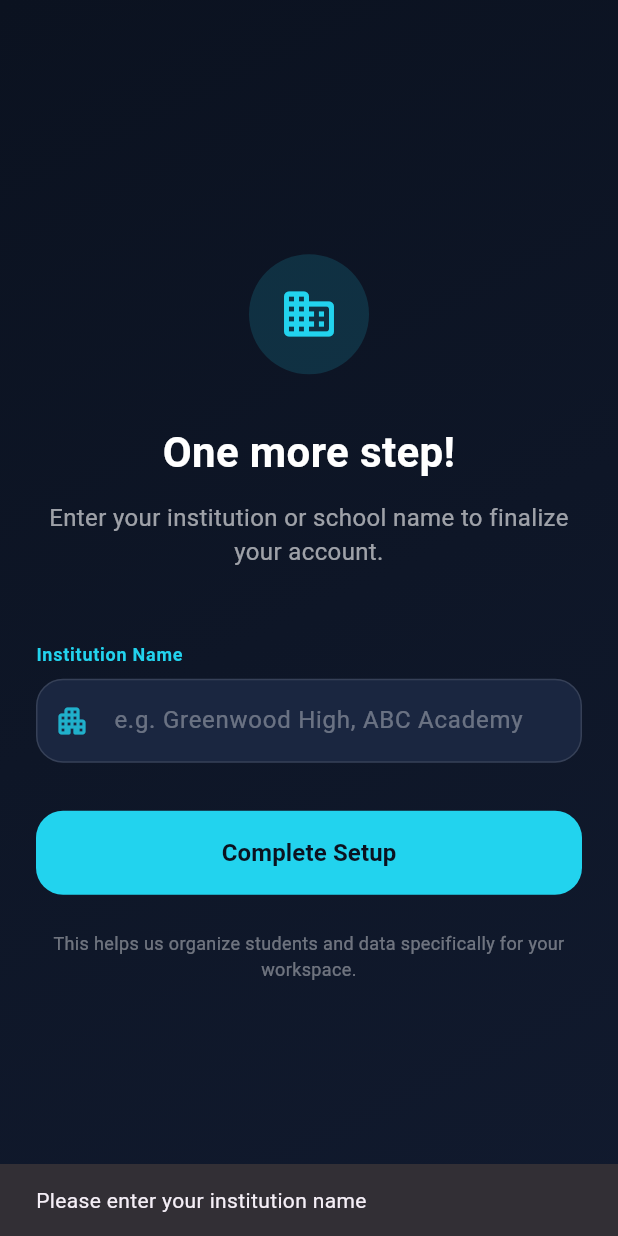
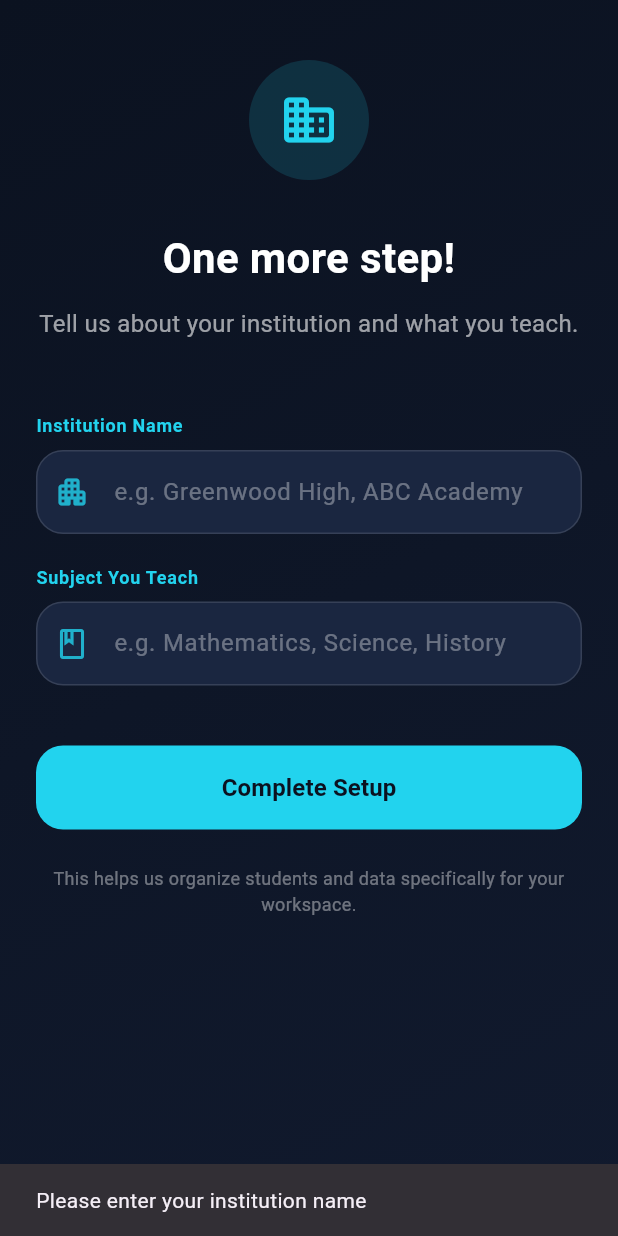
Before and after one commit to kalviumcommunity/S69-0226-NPS-Flutter-With-Firebase-TrackMyClass, a Flutter app: the screen it shows once a user with an empty profile is signed in, after a tap on "Complete Setup", on a phone screen of 412 x 824 dp. Run offline on Flutter 3.47's test engine with Material 3 defaults, Android fonts, the phone set to English and light mode, and no system bars; our stand-ins replace cloud_firestore, firebase_auth, firebase_core, google_sign_in; accounts and stored records are empty; network calls fail.

Commit message:
small fixes

```diff
--- a/trackmyclass/lib/screens/home_screen.dart
+++ b/trackmyclass/lib/screens/home_screen.dart
@@ -87,9 +87,13 @@ class _HomeScreenState extends State<HomeScreen> with TickerProviderStateMixin {
             if (doc.exists && mounted) {
               final data = doc.data();
               final instName = data?['institutionName'] as String?;
-
-              // If institution is missing, redirect to setup
-              if (instName == null || instName.isEmpty) {
+              final subject = data?['subject'] as String?;
+
+              // If institution or subject is missing, redirect to setup
+              if (instName == null ||
+                  instName.isEmpty ||
+                  subject == null ||
+                  subject.isEmpty) {
                 Navigator.of(context).pushAndRemoveUntil(
                   MaterialPageRoute(
                     builder: (_) => const InstitutionSetupScreen(),
--- a/trackmyclass/lib/screens/institution_setup_screen.dart
+++ b/trackmyclass/lib/screens/institution_setup_screen.dart
@@ -12,19 +12,29 @@ class InstitutionSetupScreen extends StatefulWidget {
 
 class _InstitutionSetupScreenState extends State<InstitutionSetupScreen> {
   final TextEditingController _institutionController = TextEditingController();
+  final TextEditingController _subjectController = TextEditingController();
   bool _isSubmitting = false;
 
   @override
   void dispose() {
     _institutionController.dispose();
+    _subjectController.dispose();
     super.dispose();
   }
 
   Future<void> _submit() async {
-    final name = _institutionController.text.trim();
-    if (name.isEmpty) {
+    final institutionName = _institutionController.text.trim();
+    final subject = _subjectController.text.trim();
+
+    if (institutionName.isEmpty) {
       ScaffoldMessenger.of(context).showSnackBar(
         const SnackBar(content: Text('Please enter your institution name')),
+      );
+      return;
+    }
+    if (subject.isEmpty) {
+      ScaffoldMessenger.of(context).showSnackBar(
+        const SnackBar(content: Text('Please enter the subject you teach')),
       );
       return;
     }
@@ -35,7 +45,8 @@ class _InstitutionSetupScreenState extends State<InstitutionSetupScreen> {
       final user = FirebaseAuth.instance.currentUser;
       if (user != null) {
         await FirebaseFirestore.instance.collection('users').doc(user.uid).set({
-          'institutionName': name,
+          'institutionName': institutionName,
+          'subject': subject,
         }, SetOptions(merge: true));
 
         if (!mounted) return;
@@ -48,7 +59,7 @@ class _InstitutionSetupScreenState extends State<InstitutionSetupScreen> {
       if (mounted) {
         ScaffoldMessenger.of(
           context,
-        ).showSnackBar(SnackBar(content: Text('Error saving institution: $e')));
+        ).showSnackBar(SnackBar(content: Text('Error saving details: $e')));
       }
     } finally {
       if (mounted) setState(() => _isSubmitting = false);
@@ -74,13 +85,13 @@ class _InstitutionSetupScreenState extends State<InstitutionSetupScreen> {
           ),
         ),
         child: SafeArea(
-          child: Padding(
-            padding: const EdgeInsets.symmetric(horizontal: 24.0),
+          child: SingleChildScrollView(
+            padding: const EdgeInsets.symmetric(horizontal: 24.0, vertical: 40),
             child: Column(
-              mainAxisAlignment: MainAxisAlignment.center,
               crossAxisAlignment: CrossAxisAlignment.stretch,
               children: [
-                Container(
+                Center(
+                  child: Container(
                     height: 80,
                     width: 80,
                     decoration: BoxDecoration(
@@ -91,6 +102,7 @@ class _InstitutionSetupScreenState extends State<InstitutionSetupScreen> {
                       Icons.business_rounded,
                       color: accent,
                       size: 40,
+                    ),
                   ),
                 ),
                 const SizedBox(height: 32),
@@ -105,7 +117,7 @@ class _InstitutionSetupScreenState extends State<InstitutionSetupScreen> {
                 ),
                 const SizedBox(height: 12),
                 Text(
-                  "Enter your institution or school name to finalize your account.",
+                  "Tell us about your institution and what you teach.",
                   textAlign: TextAlign.center,
                   style: TextStyle(
                     color: Colors.white.withOpacity(0.6),
@@ -113,6 +125,8 @@ class _InstitutionSetupScreenState extends State<InstitutionSetupScreen> {
                   ),
                 ),
                 const SizedBox(height: 48),
+
+                // Institution Name Field
                 const Text(
                   "Institution Name",
                   style: TextStyle(
@@ -132,6 +146,7 @@ class _InstitutionSetupScreenState extends State<InstitutionSetupScreen> {
                   child: TextField(
                     controller: _institutionController,
                     style: const TextStyle(color: Colors.white),
+                    textCapitalization: TextCapitalization.words,
                     decoration: InputDecoration(
                       hintText: "e.g. Greenwood High, ABC Academy",
                       hintStyle: TextStyle(
@@ -149,7 +164,48 @@ class _InstitutionSetupScreenState extends State<InstitutionSetupScreen> {
                     ),
                   ),
                 ),
-                const SizedBox(height: 32),
+                const SizedBox(height: 20),
+
+                // Subject Field
+                const Text(
+                  "Subject You Teach",
+                  style: TextStyle(
+                    color: accent,
+                    fontSize: 12,
+                    fontWeight: FontWeight.w600,
+                    letterSpacing: 0.5,
+                  ),
+                ),
+                const SizedBox(height: 8),
+                DecoratedBox(
+                  decoration: BoxDecoration(
+                    color: fieldBg,
+                    borderRadius: BorderRadius.circular(18),
+                    border: Border.all(color: Colors.white.withOpacity(0.12)),
+                  ),
+                  child: TextField(
+                    controller: _subjectController,
+                    style: const TextStyle(color: Colors.white),
+                    textCapitalization: TextCapitalization.words,
+                    decoration: InputDecoration(
+                      hintText: "e.g. Mathematics, Science, History",
+                      hintStyle: TextStyle(
+                        color: Colors.white.withOpacity(0.35),
+                      ),
+                      prefixIcon: Icon(
+                        Icons.book_outlined,
+                        color: accent.withOpacity(0.8),
+                      ),
+                      border: InputBorder.none,
+                      contentPadding: const EdgeInsets.symmetric(
+                        horizontal: 16,
+                        vertical: 16,
+                      ),
+                    ),
+                  ),
+                ),
+                const SizedBox(height: 40),
+
                 SizedBox(
                   height: 56,
                   child: ElevatedButton(
```
Also changed, not shown: trackmyclass/lib/screens/social_login_screen.dart (+11 -51 lines). Lines whose indentation alone changed are shown as unchanged.
